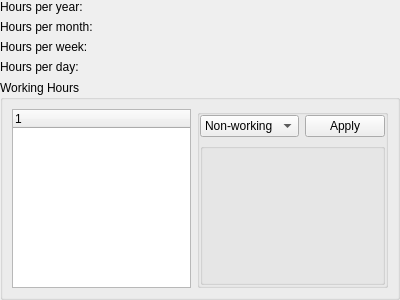
The window that kplato/standardworktimedialogbase.ui (KDE/calligra) describes before a commit, drawn with Qt 5.
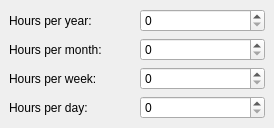
The same window after the commit. Custom widgets are drawn as their Qt base class.

Commit message: Bring the default calendar into the open, make it possible to edit it the same way as all other calendars. Changed the xml file format, but kept the old format working.

Diff of the .ui file:
```diff
--- a/kplato/standardworktimedialogbase.ui
+++ b/kplato/standardworktimedialogbase.ui
@@ -6,8 +6,8 @@
    <rect>
     <x>0</x>
     <y>0</y>
-    <width>400</width>
-    <height>300</height>
+    <width>274</width>
+    <height>128</height>
    </rect>
   </property>
   <property name="windowTitle" >
@@ -16,78 +16,15 @@
   <property name="whatsThis" >
    <string>These values are used when you estimate the effort needed to complete a task.</string>
   </property>
-  <layout class="QVBoxLayout" >
-   <property name="margin" >
-    <number>0</number>
-   </property>
-   <property name="spacing" >
-    <number>6</number>
-   </property>
-   <item>
     <layout class="QGridLayout" >
      <property name="margin" >
-      <number>0</number>
+    <number>9</number>
      </property>
      <property name="spacing" >
       <number>6</number>
      </property>
-     <item row="3" column="0" >
-      <widget class="QLabel" name="textLabel4" >
-       <property name="whatsThis" >
-        <string>&lt;html>&lt;head>&lt;meta name="qrichtext" content="1" />&lt;style type="text/css">
-p, li { white-space: pre-wrap; }
-&lt;/style>&lt;/head>&lt;body style=" font-family:'Sans Serif'; font-size:9pt; font-weight:400; font-style:normal; text-decoration:none;">
-&lt;p style=" margin-top:0px; margin-bottom:0px; margin-left:0px; margin-right:0px; -qt-block-indent:0; text-indent:0px;">These values are used when you estimate the effort needed to complete a task.&lt;/p>&lt;/body>&lt;/html></string>
-       </property>
-       <property name="text" >
-        <string>Hours per day:</string>
-       </property>
-       <property name="wordWrap" >
-        <bool>false</bool>
-       </property>
-       <property name="buddy" >
-        <cstring>day</cstring>
-       </property>
-      </widget>
-     </item>
-     <item row="1" column="0" >
-      <widget class="QLabel" name="textLabel2" >
-       <property name="text" >
-        <string>Hours per month:</string>
-       </property>
-       <property name="wordWrap" >
-        <bool>false</bool>
-       </property>
-       <property name="buddy" >
-        <cstring>month</cstring>
-       </property>
-      </widget>
-     </item>
-     <item row="2" column="0" >
-      <widget class="QLabel" name="textLabe3" >
-       <property name="text" >
-        <string>Hours per week:</string>
-       </property>
-       <property name="wordWrap" >
-        <bool>false</bool>
-       </property>
-       <property name="buddy" >
-        <cstring>week</cstring>
-       </property>
-      </widget>
-     </item>
-     <item row="1" column="1" >
-      <widget class="KDoubleSpinBox" native="1" name="month" >
-       <property name="focusPolicy" >
-        <enum>Qt::WheelFocus</enum>
-       </property>
-       <property name="toolTip" >
-        <string>Number of working hours in a normal month.</string>
-       </property>
-      </widget>
-     </item>
      <item row="3" column="1" >
-      <widget class="KDoubleSpinBox" native="1" name="day" >
+    <widget class="KDoubleSpinBox" name="day" >
        <property name="sizePolicy" >
         <sizepolicy>
          <hsizetype>5</hsizetype>
@@ -110,18 +47,27 @@
        </property>
       </widget>
      </item>
-     <item row="0" column="1" >
-      <widget class="KDoubleSpinBox" native="1" name="year" >
-       <property name="focusPolicy" >
-        <enum>Qt::WheelFocus</enum>
-       </property>
-       <property name="toolTip" >
-        <string>Number of working hours in a normal year.</string>
+   <item row="3" column="0" >
+    <widget class="QLabel" name="textLabel4" >
+     <property name="whatsThis" >
+      <string>&lt;html>&lt;head>&lt;meta name="qrichtext" content="1" />&lt;style type="text/css">
+p, li { white-space: pre-wrap; }
+&lt;/style>&lt;/head>&lt;body style=" font-family:'Sans Serif'; font-size:9pt; font-weight:400; font-style:normal; text-decoration:none;">
+&lt;p style=" margin-top:0px; margin-bottom:0px; margin-left:0px; margin-right:0px; -qt-block-indent:0; text-indent:0px;">These values are used when you estimate the effort needed to complete a task.&lt;/p>&lt;/body>&lt;/html></string>
+     </property>
+     <property name="text" >
+      <string>Hours per day:</string>
+     </property>
+     <property name="wordWrap" >
+      <bool>false</bool>
+     </property>
+     <property name="buddy" >
+      <cstring>day</cstring>
        </property>
       </widget>
      </item>
      <item row="2" column="1" >
-      <widget class="KDoubleSpinBox" native="1" name="week" >
+    <widget class="KDoubleSpinBox" name="week" >
        <property name="focusPolicy" >
         <enum>Qt::WheelFocus</enum>
        </property>
@@ -130,6 +76,52 @@
        </property>
       </widget>
      </item>
+   <item row="2" column="0" >
+    <widget class="QLabel" name="textLabe3" >
+     <property name="text" >
+      <string>Hours per week:</string>
+     </property>
+     <property name="wordWrap" >
+      <bool>false</bool>
+     </property>
+     <property name="buddy" >
+      <cstring>week</cstring>
+     </property>
+    </widget>
+   </item>
+   <item row="1" column="1" >
+    <widget class="KDoubleSpinBox" name="month" >
+     <property name="focusPolicy" >
+      <enum>Qt::WheelFocus</enum>
+     </property>
+     <property name="toolTip" >
+      <string>Number of working hours in a normal month.</string>
+     </property>
+    </widget>
+   </item>
+   <item row="1" column="0" >
+    <widget class="QLabel" name="textLabel2" >
+     <property name="text" >
+      <string>Hours per month:</string>
+     </property>
+     <property name="wordWrap" >
+      <bool>false</bool>
+     </property>
+     <property name="buddy" >
+      <cstring>month</cstring>
+     </property>
+    </widget>
+   </item>
+   <item row="0" column="1" >
+    <widget class="KDoubleSpinBox" name="year" >
+     <property name="focusPolicy" >
+      <enum>Qt::WheelFocus</enum>
+     </property>
+     <property name="toolTip" >
+      <string>Number of working hours in a normal year.</string>
+     </property>
+    </widget>
+   </item>
      <item row="0" column="0" >
       <widget class="QLabel" name="textLabel1" >
        <property name="text" >
@@ -144,88 +136,13 @@
       </widget>
      </item>
     </layout>
-   </item>
-   <item>
-    <widget class="QGroupBox" name="groupBox" >
-     <property name="whatsThis" >
-      <string>&lt;html>&lt;head>&lt;meta name="qrichtext" content="1" />&lt;style type="text/css">
-p, li { white-space: pre-wrap; }
-&lt;/style>&lt;/head>&lt;body style=" font-family:'Sans Serif'; font-size:9pt; font-weight:400; font-style:normal; text-decoration:none;">
-&lt;p style=" margin-top:0px; margin-bottom:0px; margin-left:0px; margin-right:0px; -qt-block-indent:0; text-indent:0px;">The working hours defined here will be used&lt;/p>
-&lt;p style=" margin-top:0px; margin-bottom:0px; margin-left:0px; margin-right:0px; -qt-block-indent:0; text-indent:0px;">when there is no calendar defined for a resource.&lt;/p>&lt;/body>&lt;/html></string>
-     </property>
-     <property name="title" >
-      <string>Working Hours</string>
-     </property>
-     <layout class="QHBoxLayout" >
-      <property name="margin" >
-       <number>9</number>
-      </property>
-      <property name="spacing" >
-       <number>6</number>
-      </property>
-      <item>
-       <widget class="QTreeWidget" name="weekdayList" />
-      </item>
-      <item>
-       <widget class="QGroupBox" name="editBox" >
-        <property name="title" >
-         <string/>
-        </property>
-        <layout class="QGridLayout" >
-         <property name="margin" >
-          <number>0</number>
-         </property>
-         <property name="spacing" >
-          <number>6</number>
-         </property>
-         <item row="0" column="0" >
-          <widget class="KComboBox" name="state" >
-           <item>
-            <property name="text" >
-             <string>Non-working</string>
-            </property>
-           </item>
-           <item>
-            <property name="text" >
-             <string>Working</string>
-            </property>
-           </item>
-          </widget>
-         </item>
-         <item row="0" column="1" >
-          <widget class="QPushButton" name="bApply" >
-           <property name="text" >
-            <string>Apply</string>
-           </property>
-          </widget>
-         </item>
-         <item row="1" column="0" colspan="2" >
-          <widget class="QGroupBox" name="intervalBox" >
-           <property name="title" >
-            <string/>
-           </property>
-          </widget>
-         </item>
-        </layout>
-       </widget>
-      </item>
-     </layout>
-    </widget>
-   </item>
-  </layout>
  </widget>
  <layoutdefault spacing="6" margin="11" />
  <pixmapfunction>qPixmapFromMimeSource</pixmapfunction>
  <customwidgets>
-  <customwidget>
-   <class>KComboBox</class>
-   <extends>QComboBox</extends>
-   <header>kcombobox.h</header>
-  </customwidget>
   <customwidget>
    <class>KDoubleSpinBox</class>
-   <extends>QWidget</extends>
+   <extends>QSpinBox</extends>
    <header>knuminput.h</header>
    <container>1</container>
   </customwidget>
```
Left out of the diff: 3 changed lines with no effect on the pictures. Lines whose indentation alone changed are shown as unchanged. The commit also changes 16 other files.
